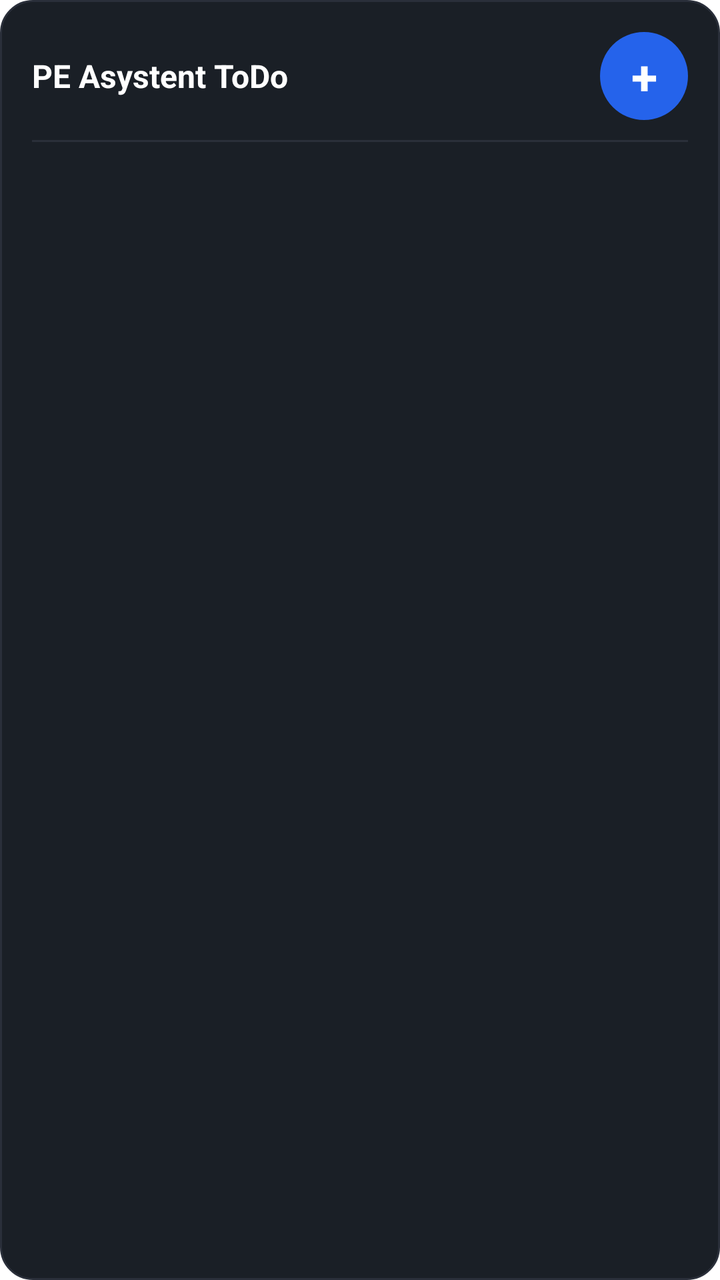
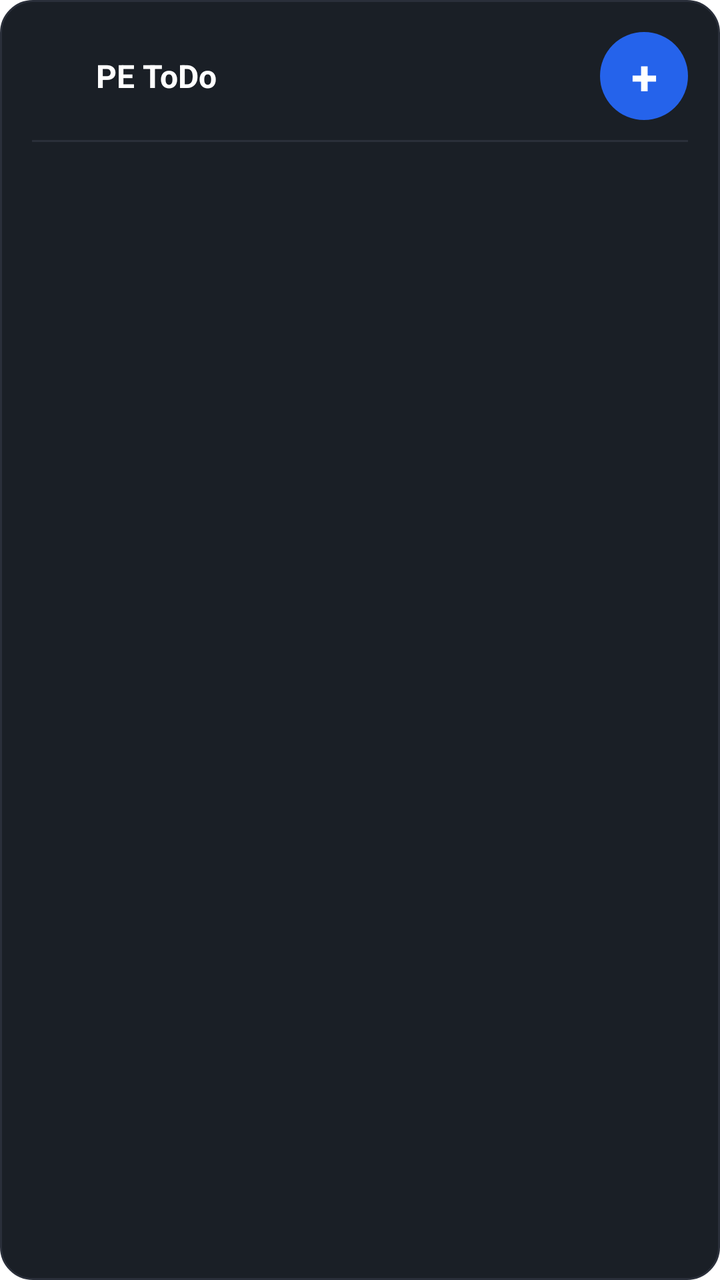

Screens rendered from an Android XML layout before and after an edit, with the pre-edit source and the edit as a unified diff.
<!-- AndroidManifest.xml: fallback theme Theme.MaterialComponents.DayNight.NoActionBar -->
<!-- res/layout/todo_widget.xml -->
<?xml version="1.0" encoding="utf-8"?>
<LinearLayout xmlns:android="http://schemas.android.com/apk/res/android"
    android:id="@+id/widget_root"
    android:layout_width="match_parent"
    android:layout_height="match_parent"
    android:background="@drawable/widget_background"
    android:orientation="vertical"
    android:padding="16dp">

    
    <LinearLayout
        android:layout_width="match_parent"
        android:layout_height="wrap_content"
        android:gravity="center_vertical"
        android:orientation="horizontal">

        <TextView
            android:id="@+id/widget_title"
            android:layout_width="0dp"
            android:layout_height="wrap_content"
            android:layout_weight="1"
            android:text="PE Asystent ToDo"
            android:textColor="#FFFFFF"
            android:textSize="16sp"
            android:textStyle="bold" />

        <TextView
            android:id="@+id/widget_add_button"
            android:layout_width="44dp"
            android:layout_height="44dp"
            android:background="@drawable/widget_round_button_background"
            android:gravity="center"
            android:text="+"
            android:textColor="#FFFFFF"
            android:textSize="24sp"
            android:textStyle="bold" />
    </LinearLayout>

    <FrameLayout
        android:layout_width="match_parent"
        android:layout_height="1dp"
        android:layout_marginTop="10dp"
        android:layout_marginBottom="10dp"
        android:background="#2A2F3A" />

    
    <TextView
        android:id="@+id/todo_empty_view"
        android:layout_width="match_parent"
        android:layout_height="match_parent"
        android:gravity="center"
        android:text="Brak zadań ToDo 🎉"
        android:textColor="#888888"
        android:textSize="13sp"
        android:visibility="gone" />

    
    <ListView
        android:id="@+id/todo_list_view"
        android:layout_width="match_parent"
        android:layout_height="0dp"
        android:layout_weight="1"
        android:divider="@null"
        android:dividerHeight="4dp" />

</LinearLayout>
<!-- resources referenced by this layout -->
<resources>
  <!-- drawable widget_background (drawable) -->
  <?xml version="1.0" encoding="utf-8"?>
  <shape xmlns:android="http://schemas.android.com/apk/res/android">
      <solid android:color="#1A1F26" />
      <corners android:radius="16dp" />
      <stroke
          android:width="1dp"
          android:color="#2A2F3A" />
  </shape>
  <!-- drawable widget_round_button_background (drawable) -->
  <?xml version="1.0" encoding="utf-8"?>
  <shape xmlns:android="http://schemas.android.com/apk/res/android"
      android:shape="oval">
      <solid android:color="#2563EB" />
      <size
          android:width="44dp"
          android:height="44dp" />
  </shape>
</resources>

<!-- the commit's change to res/layout/todo_widget.xml (unified diff, before → after) -->
@@ -14,12 +14,19 @@
         android:gravity="center_vertical"
         android:orientation="horizontal">
 
+        <ImageView
+            android:id="@+id/widget_logo"
+            android:layout_width="24dp"
+            android:layout_height="24dp"
+            android:layout_marginEnd="8dp"
+            android:src="@mipmap/launcher_icon" />
+
         <TextView
             android:id="@+id/widget_title"
             android:layout_width="0dp"
             android:layout_height="wrap_content"
             android:layout_weight="1"
-            android:text="PE Asystent ToDo"
+            android:text="PE ToDo"
             android:textColor="#FFFFFF"
             android:textSize="16sp"
             android:textStyle="bold" />
<!-- resource entries referenced after the edit -->
@@ -18,5 +18,13 @@
           android:width="44dp"
           android:height="44dp" />
   </shape>
+  <!-- mipmap launcher_icon (mipmap-anydpi-v26) -->
+  <?xml version="1.0" encoding="utf-8"?>
+  <adaptive-icon xmlns:android="http://schemas.android.com/apk/res/android">
+    <background android:drawable="@color/ic_launcher_background"/>
+    <foreground android:drawable="@drawable/ic_launcher_foreground"/>
+  </adaptive-icon>
+  <color name="ic_launcher_background">#000000</color>
+  <!-- drawable ic_launcher_foreground: png bitmap (drawable-hdpi, 31604 bytes) -->
 </resources>
 
